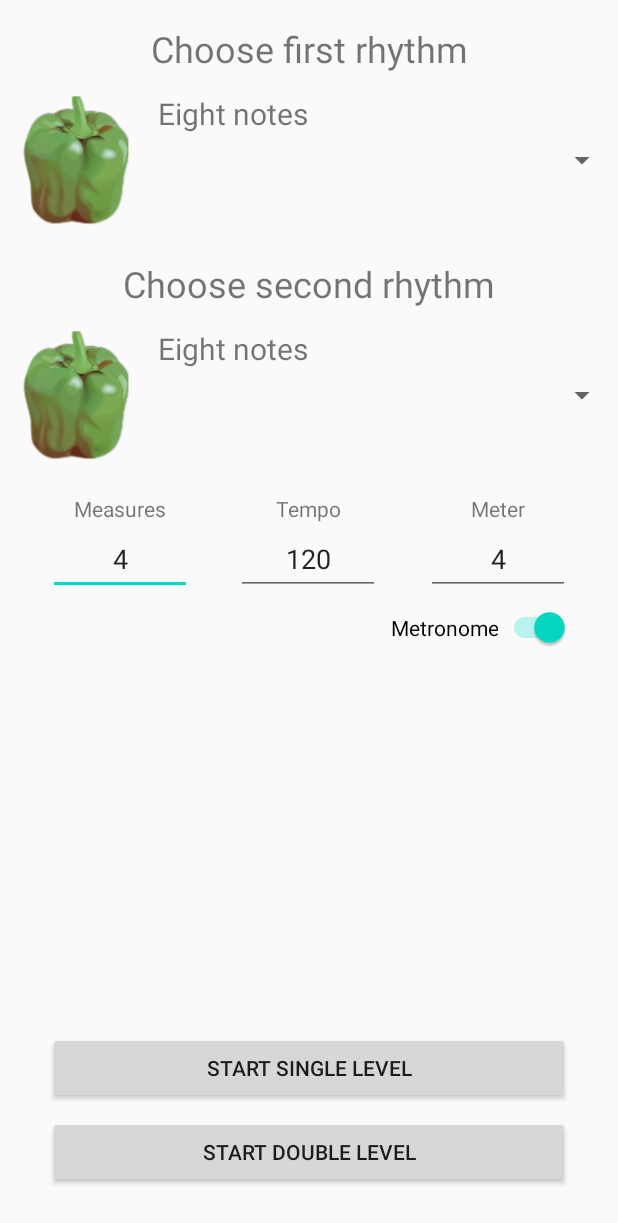
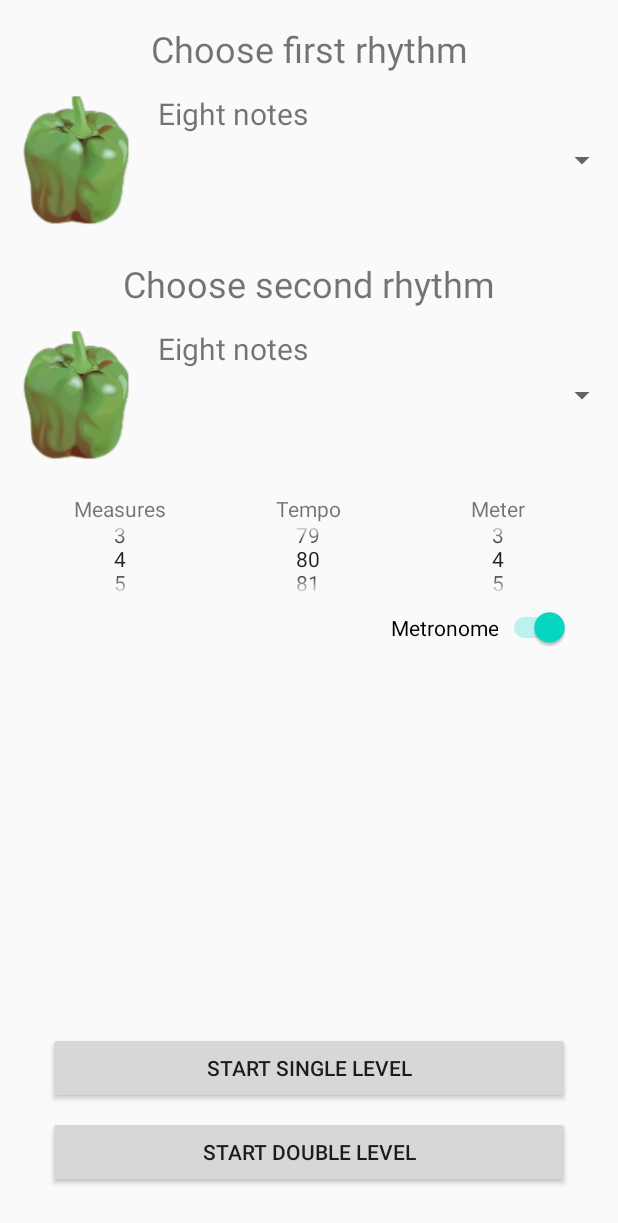
Before and after one commit to rowericzi/both-sides, an Android app: the screen it shows after launch (MainActivity), on a phone screen of 412 x 824 dp. Shown: the top 1223 px of the screen. Run offline under Robolectric (Android 15) with nearby library versions, the light colour scheme and no system bars.

Commit message:
Second main menu redesign

```diff
--- a/app/src/main/java/com/example/bothsides/DoubleLevel.java
+++ b/app/src/main/java/com/example/bothsides/DoubleLevel.java
@@ -21,8 +21,8 @@ public class DoubleLevel extends AppCompatActivity implements Level{
 		setContentView(R.layout.activity_double_level);
 
 		Intent intent = getIntent();
-		double tempo = intent.getDoubleExtra(MainActivity.EXTRA_TEMPO, 120.0);
-		int metre = intent.getIntExtra(MainActivity.EXTRA_METRE, 4);
+		int tempo = intent.getIntExtra(MainActivity.EXTRA_TEMPO, 120);
+		int metre = intent.getIntExtra(MainActivity.EXTRA_METER, 4);
 		int measures = intent.getIntExtra(MainActivity.EXTRA_MEASURES, 4);
 		boolean metronome = intent.getBooleanExtra(MainActivity.EXTRA_METRONOME_ENABLED, true);
 		double[] rhythm1 = intent.getDoubleArrayExtra(MainActivity.EXTRA_RHYTHM_1);
--- a/app/src/main/java/com/example/bothsides/MainActivity.java
+++ b/app/src/main/java/com/example/bothsides/MainActivity.java
@@ -1,6 +1,5 @@
 package com.example.bothsides;
 
-import android.content.Context;
 import android.content.Intent;
 import android.os.Bundle;
 import android.util.DisplayMetrics;
@@ -18,7 +17,7 @@ import java.util.ArrayList;
 public class MainActivity extends AppCompatActivity{
 	//values common for both rhythm tracks
 	public static final String EXTRA_TEMPO = "com.example.bothsides.TEMPO";
-	public static final String EXTRA_METRE = "com.example.bothsides.METRE";
+	public static final String EXTRA_METER = "com.example.bothsides.METER";
 	public static final String EXTRA_MEASURES = "com.example.bothsides.MEASURES";
 	public static final String EXTRA_METRONOME_ENABLED = "com.example.bothsides.METRONOME_ENABLED";
 	//values for individual rhythm tracks
@@ -94,13 +93,29 @@ public class MainActivity extends AppCompatActivity{
 		});
 
 		metronomeSwitch = (Switch) findViewById(R.id.metronomeSwitch);
+		measuresPicker = (NumberPicker) findViewById(R.id.measuresEditNumber);
+		tempoPicker = (NumberPicker) findViewById(R.id.tempoEditNumber);
+		meterPicker = (NumberPicker) findViewById(R.id.meterEditTumber);
+
+		measuresPicker.setMinValue(1);
+		measuresPicker.setMaxValue(60);
+		measuresPicker.setValue(4);
+		measuresPicker.setWrapSelectorWheel(false);
+		tempoPicker.setMinValue(30);
+		tempoPicker.setMaxValue(120);
+		tempoPicker.setValue(80);
+		tempoPicker.setWrapSelectorWheel(false);
+		meterPicker.setMinValue(2);
+		meterPicker.setMaxValue(21);
+		meterPicker.setValue(4);
+		meterPicker.setWrapSelectorWheel(false);
 	}
 
 	public void startSingleLevel(View view) {
 		Intent intent = new Intent(this, SingleLevel.class);
-		intent.putExtra(EXTRA_TEMPO, 60.0);
-		intent.putExtra(EXTRA_METRE, 4);
-		intent.putExtra(EXTRA_MEASURES, 4);
+		intent.putExtra(EXTRA_TEMPO, tempoPicker.getValue());
+		intent.putExtra(EXTRA_METER, meterPicker.getValue());
+		intent.putExtra(EXTRA_MEASURES, measuresPicker.getValue());
 		intent.putExtra(EXTRA_METRONOME_ENABLED, metronomeSwitch.isChecked());
 		intent.putExtra(EXTRA_RHYTHM_1, chosenRhythmPattern1.pattern);
 		intent.putExtra(EXTRA_PATTERN_LENGTH_1, chosenRhythmPattern1.patternLength);
@@ -109,9 +124,9 @@ public class MainActivity extends AppCompatActivity{
 
 	public void startDoubleLevel(View view) {
 		Intent intent = new Intent(this, DoubleLevel.class);
-		intent.putExtra(EXTRA_TEMPO, 60.0);
-		intent.putExtra(EXTRA_METRE, 4);
-		intent.putExtra(EXTRA_MEASURES, 4);
+		intent.putExtra(EXTRA_TEMPO, tempoPicker.getValue());
+		intent.putExtra(EXTRA_METER, meterPicker.getValue());
+		intent.putExtra(EXTRA_MEASURES, measuresPicker.getValue());
 		intent.putExtra(EXTRA_METRONOME_ENABLED, metronomeSwitch.isChecked());
 		intent.putExtra(EXTRA_RHYTHM_1, chosenRhythmPattern1.pattern);
 		intent.putExtra(EXTRA_RHYTHM_2, chosenRhythmPattern2.pattern);
--- a/app/src/main/java/com/example/bothsides/SingleLevel.java
+++ b/app/src/main/java/com/example/bothsides/SingleLevel.java
@@ -16,9 +16,9 @@ public class SingleLevel extends AppCompatActivity implements Level{
 		setContentView(R.layout.activity_single_level);
 
 		Intent intent = getIntent();
-		double tempo = intent.getDoubleExtra(MainActivity.EXTRA_TEMPO, 120.0);
-		int metre = intent.getIntExtra(MainActivity.EXTRA_METRE, 4);
-		int measures = intent.getIntExtra(MainActivity.EXTRA_MEASURES, 10);
+		int tempo = intent.getIntExtra(MainActivity.EXTRA_TEMPO, 120);
+		int metre = intent.getIntExtra(MainActivity.EXTRA_METER, 4);
+		int measures = intent.getIntExtra(MainActivity.EXTRA_MEASURES, 4);
 		boolean metronome = intent.getBooleanExtra(MainActivity.EXTRA_METRONOME_ENABLED, true);
 		double[] rhythm = intent.getDoubleArrayExtra(MainActivity.EXTRA_RHYTHM_1);
 		double patternLength = intent.getDoubleExtra(MainActivity.EXTRA_PATTERN_LENGTH_1, 4.0);
--- a/app/src/main/res/layout/activity_main.xml
+++ b/app/src/main/res/layout/activity_main.xml
@@ -109,38 +109,26 @@
         app:layout_constraintEnd_toEndOf="parent"
         app:layout_constraintTop_toBottomOf="@+id/meterEditTumber" />
 
-    <EditText
+    <NumberPicker
         android:id="@+id/measuresEditNumber"
         android:layout_width="96dp"
         android:layout_height="48dp"
         android:layout_marginStart="32dp"
-        android:ems="10"
-        android:inputType="number"
-        android:text="4"
-        android:textAlignment="center"
         app:layout_constraintStart_toStartOf="parent"
         app:layout_constraintTop_toBottomOf="@+id/measuresTitle" />
 
-    <EditText
+    <NumberPicker
         android:id="@+id/meterEditTumber"
         android:layout_width="96dp"
         android:layout_height="48dp"
         android:layout_marginEnd="32dp"
-        android:ems="10"
-        android:inputType="number"
-        android:text="4"
-        android:textAlignment="center"
         app:layout_constraintEnd_toEndOf="parent"
         app:layout_constraintTop_toBottomOf="@+id/meterTitle" />
 
-    <EditText
+    <NumberPicker
         android:id="@+id/tempoEditNumber"
         android:layout_width="96dp"
         android:layout_height="48dp"
-        android:ems="10"
-        android:inputType="number"
-        android:text="120"
-        android:textAlignment="center"
         app:layout_constraintEnd_toStartOf="@+id/meterEditTumber"
         app:layout_constraintHorizontal_bias="0.491"
         app:layout_constraintStart_toEndOf="@+id/measuresEditNumber"
```
Also changed, not shown: app/src/main/java/com/example/bothsides/GameManager.java (+7 -7 lines).
